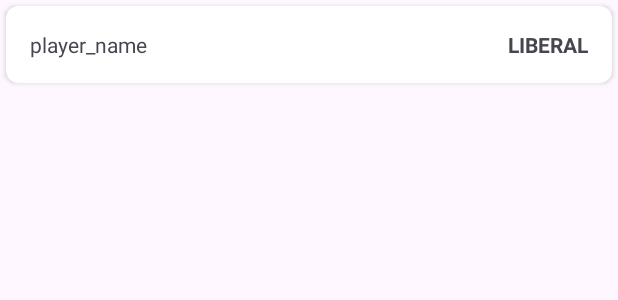
After one commit to sepehr99p/Secret-Hitler, an Android app: the layout player_role_item.xml on its own in the app's theme, with its tools: preview values and no code run, on a phone screen of 412 x 824 dp. The commit adds this screen. Shown: the top 300 px of the screen. Run offline under Robolectric (Android 15) with nearby library versions, the phone set to English and light mode, and no system bars.

Commit message:
feat : watching players role for president

```diff
--- /dev/null
+++ b/app/src/main/res/layout/player_role_item.xml
@@ -0,0 +1,33 @@
+<?xml version="1.0" encoding="utf-8"?>
+<androidx.cardview.widget.CardView xmlns:android="http://schemas.android.com/apk/res/android"
+    android:layout_width="match_parent"
+    xmlns:app="http://schemas.android.com/apk/res-auto"
+    app:cardCornerRadius="8dp"
+    android:layout_margin="4dp"
+    android:layout_height="wrap_content">
+
+    <FrameLayout
+        android:layout_width="match_parent"
+        android:layout_height="wrap_content"
+        android:paddingVertical="16dp"
+        android:paddingHorizontal="16dp"
+        >
+
+        <TextView
+            android:id="@+id/player_name_tv"
+            android:layout_width="wrap_content"
+            android:layout_height="wrap_content"
+            android:layout_gravity="left"
+            android:text="player_name"/>
+
+        <TextView
+            android:id="@+id/player_role_tv"
+            android:layout_width="wrap_content"
+            android:layout_height="wrap_content"
+            android:textStyle="bold"
+            android:layout_gravity="right"
+            android:text="LIBERAL"/>
+
+    </FrameLayout>
+
+</androidx.cardview.widget.CardView>
```
Also changed, not shown: app/src/main/java/com/example/secrethitler/ui/game/GameFragment.kt (+16 -16 lines), app/src/main/java/com/example/secrethitler/ui/game/PlayerRoleAdapter.kt (added, +48 -0 lines), app/src/main/java/com/example/secrethitler/ui/game/PlayerRoleViewHolder.kt (added, +31 -0 lines), app/src/main/java/com/example/secrethitler/ui/utils/ViewHelper.kt (added, +15 -0 lines), app/src/main/res/layout/fragment_game.xml (+9 -1 lines).
